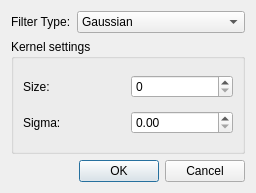
This is imgedit/filterdialog.ui in romovpa/machgraphics as Qt 5 draws it before an edit. The edited form follows.
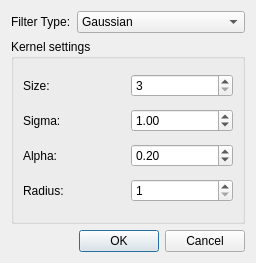
This is the edited form.

What changed in the file:
```diff
--- a/imgedit/filterdialog.ui
+++ b/imgedit/filterdialog.ui
@@ -6,8 +6,8 @@
    <rect>
     <x>0</x>
     <y>0</y>
-    <width>213</width>
-    <height>193</height>
+    <width>214</width>
+    <height>263</height>
    </rect>
   </property>
   <property name="windowTitle">
@@ -75,7 +75,11 @@
        </widget>
       </item>
       <item row="0" column="1">
-       <widget class="QSpinBox" name="sizeBox"/>
+       <widget class="QSpinBox" name="sizeBox">
+        <property name="minimum">
+         <number>3</number>
+        </property>
+       </widget>
       </item>
       <item row="1" column="0">
        <widget class="QLabel" name="sigmaLabel">
@@ -85,7 +89,51 @@
        </widget>
       </item>
       <item row="1" column="1">
-       <widget class="QDoubleSpinBox" name="sigmaBox"/>
+       <widget class="QDoubleSpinBox" name="sigmaBox">
+        <property name="minimum">
+         <double>0.010000000000000</double>
+        </property>
+        <property name="maximum">
+         <double>100.000000000000000</double>
+        </property>
+        <property name="value">
+         <double>1.000000000000000</double>
+        </property>
+       </widget>
+      </item>
+      <item row="2" column="0">
+       <widget class="QLabel" name="alphaLabel">
+        <property name="text">
+         <string>Alpha:</string>
+        </property>
+       </widget>
+      </item>
+      <item row="2" column="1">
+       <widget class="QDoubleSpinBox" name="alphaBox">
+        <property name="maximum">
+         <double>1.000000000000000</double>
+        </property>
+        <property name="singleStep">
+         <double>0.050000000000000</double>
+        </property>
+        <property name="value">
+         <double>0.200000000000000</double>
+        </property>
+       </widget>
+      </item>
+      <item row="3" column="0">
+       <widget class="QLabel" name="radiusLabel">
+        <property name="text">
+         <string>Radius:</string>
+        </property>
+       </widget>
+      </item>
+      <item row="3" column="1">
+       <widget class="QSpinBox" name="radiusBox">
+        <property name="minimum">
+         <number>1</number>
+        </property>
+       </widget>
       </item>
      </layout>
     </widget>
```
Left out of the diff: 5 changed lines with no effect on the pictures.
